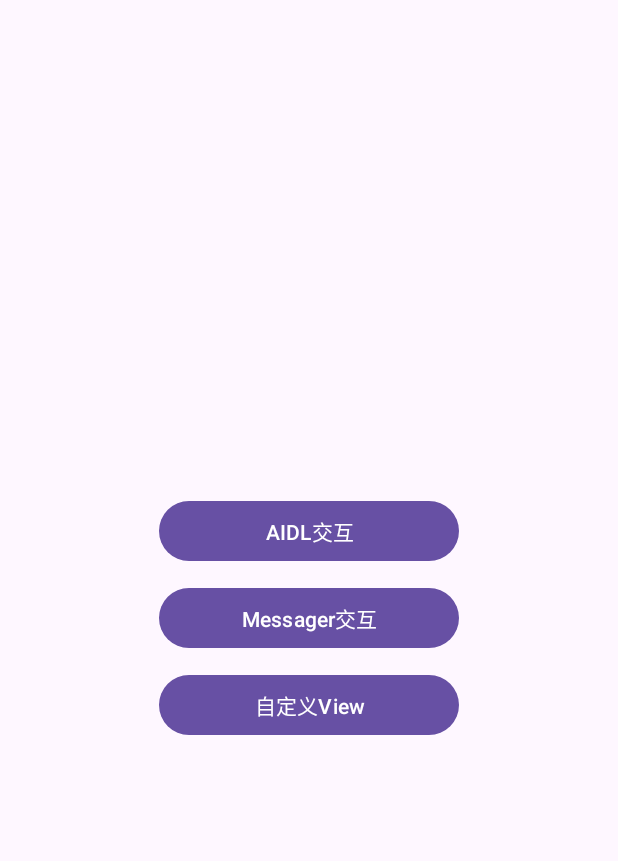
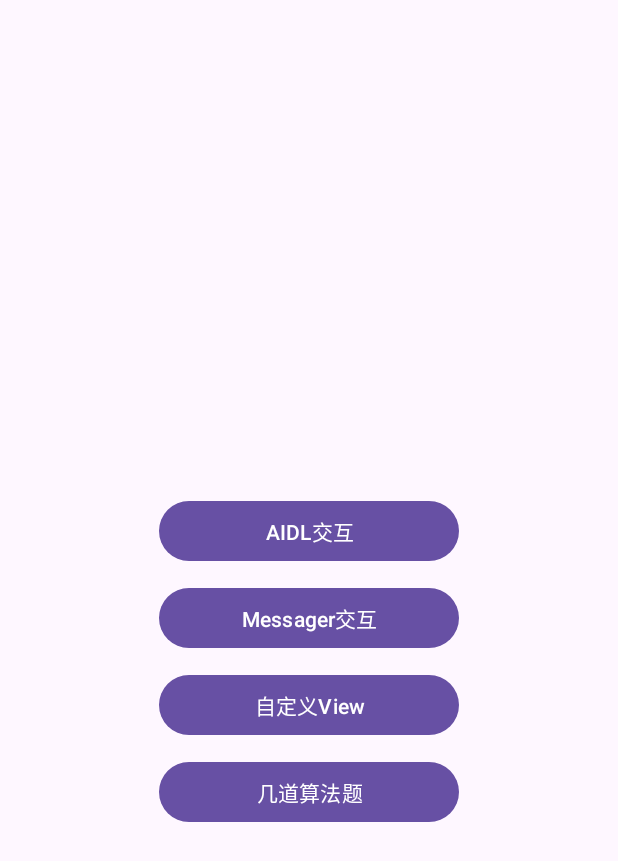
Before and after one commit to NickHrh/TotalSample, an Android app: the screen it shows after launch (MainActivity), on a phone screen of 412 x 824 dp. Shown: the top 861 px of the screen. Run offline under Robolectric (Android 15) with nearby library versions, the phone set to English and light mode, and no system bars; our stand-ins replace CircleImageView.

```diff
--- a/app/src/main/res/layout/activity_main.xml
+++ b/app/src/main/res/layout/activity_main.xml
@@ -39,4 +39,14 @@
         app:layout_constraintTop_toBottomOf="@id/btn_two" />
 
 
+    <Button
+        android:id="@+id/btn_four"
+        android:layout_width="200dp"
+        android:layout_height="wrap_content"
+        android:layout_marginTop="10dp"
+        android:text="几道算法题"
+        app:layout_constraintEnd_toEndOf="parent"
+        app:layout_constraintStart_toStartOf="parent"
+        app:layout_constraintTop_toBottomOf="@id/btn_three" />
+
 </androidx.constraintlayout.widget.ConstraintLayout>
```
Also changed, not shown: app/src/main/java/com/example/totalsample/MainActivity.kt (+33 -1 lines).
